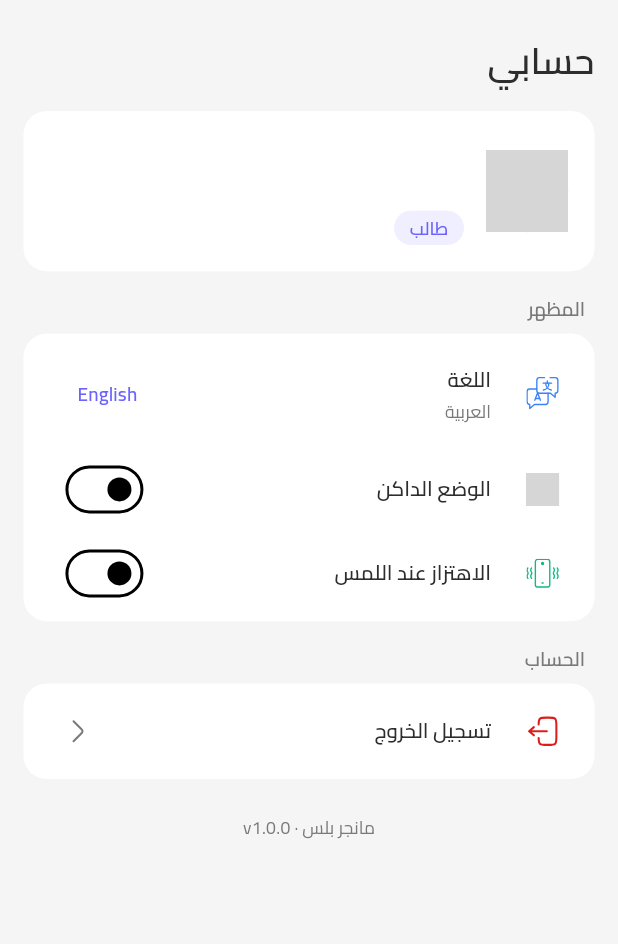
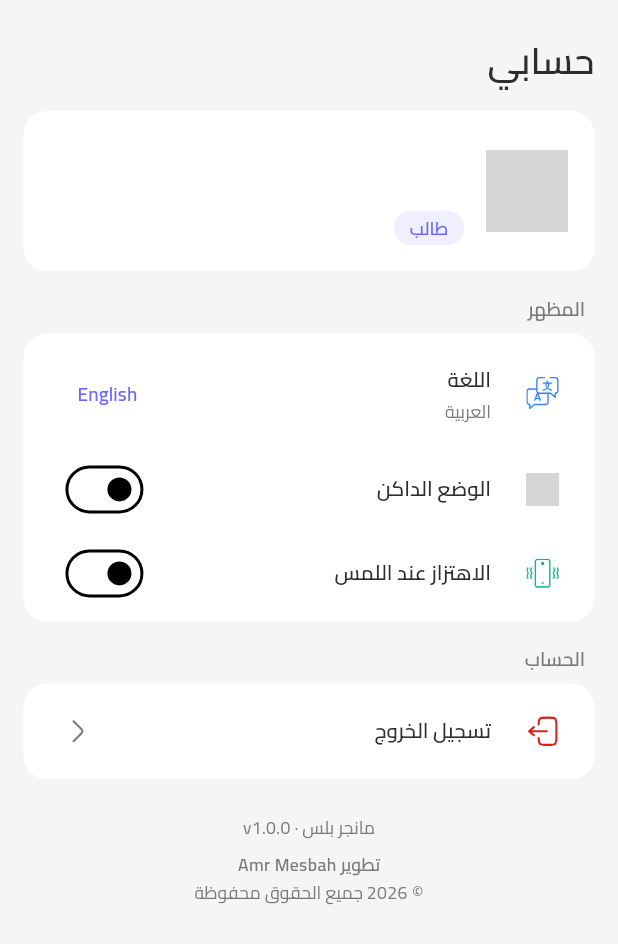
Before and after one commit to AmrMesbah82/manger-app, a Flutter app: the MobileSettingsScreen screen opened directly, after a tap on "العربية", on a phone screen of 412 x 824 dp. Shown: the top 944 px of the screen. Run offline on Flutter 3.47's test engine with Material 3 defaults, Android fonts, the phone set to English and light mode, and no system bars; our stand-ins replace cloud_firestore, dartz, file_picker, firebase_auth, firebase_core, firebase_storage and 9 more; missing offline and left inert: flex_color_picker, syncfusion_flutter_pdfviewer; accounts and stored records are empty; statements that could not run were skipped; project files that could hold a hidden picture were left out; grey boxes are pictures that could not be loaded.

Commit message:
Add 'Powered by Amr Mesbah' copyright footer to sign-in and settings

```diff
--- /dev/null
+++ b/lib/core/custom/112-powered_by_footer.dart
@@ -0,0 +1,45 @@
+/// Module: core / custom
+///
+///*************************** FILE INFO ****************************///
+/// File Name: 112-powered_by_footer.dart
+/// Purpose: Declares `PoweredByFooter` — the "Powered by Amr Mesbah" /
+///          copyright line shown on the sign-in screen and at the bottom of
+///          every role's settings page.
+/// Author: Amr Mesbah
+/// Created: 18/9/2026
+
+import 'package:flutter/material.dart';
+
+import 'package:manger_plus/core/theme/app_colors.dart';
+import 'package:manger_plus/core/theme/app_theme.dart';
+
+class PoweredByFooter extends StatelessWidget {
+  const PoweredByFooter({super.key, this.color});
+
+  /// Text colour; defaults to the secondary text colour.
+  final Color? color;
+
+  @override
+  Widget build(BuildContext context) {
+    final bool arabic = Localizations.localeOf(context).languageCode == 'ar';
+    final int year = DateTime.now().year;
+    final Color c = color ?? AppColors.secondaryText;
+
+    return Column(
+      mainAxisSize: MainAxisSize.min,
+      children: <Widget>[
+        Text(
+          arabic ? 'تطوير Amr Mesbah' : 'Powered by Amr Mesbah',
+          textAlign: TextAlign.center,
+          style: StyleText.fontSize12Weight600.copyWith(color: c),
+        ),
+        const SizedBox(height: 2),
+        Text(
+          arabic ? '© $year جميع الحقوق محفوظة' : '© $year All rights reserved',
+          textAlign: TextAlign.center,
+          style: StyleText.fontSize12Weight400.copyWith(color: c),
+        ),
+      ],
+    );
+  }
+}
--- a/lib/features/onboarding/o2_authentication/presentation/ui/pages/sign_in_screen.dart
+++ b/lib/features/onboarding/o2_authentication/presentation/ui/pages/sign_in_screen.dart
@@ -26,6 +26,7 @@ import 'package:manger_plus/features/onboarding/o2_authentication/presentation/c
 import 'package:manger_plus/features/onboarding/o2_authentication/presentation/ui/widgets/brand_mark.dart';
 import 'package:manger_plus/generated/l10n.dart';
 import 'package:manger_plus/core/custom/111-app_svg_icon.dart';
+import 'package:manger_plus/core/custom/112-powered_by_footer.dart';
 
 class SignInScreen extends StatelessWidget {
   const SignInScreen({super.key});
@@ -355,6 +356,8 @@ class _SignInForm extends StatelessWidget {
                 style: StyleText.fontSize12Weight400
                     .copyWith(color: AppColors.secondaryText),
               ),
+            SizedBox(height: 28.h),
+            const PoweredByFooter(),
           ],
         );
       },
--- a/lib/features/settings/se1_settings/presentation/ui/widgets/settings_body.dart
+++ b/lib/features/settings/se1_settings/presentation/ui/widgets/settings_body.dart
@@ -27,6 +27,7 @@ import 'package:manger_plus/features/onboarding/o2_authentication/domain/enums/u
 import 'package:manger_plus/features/onboarding/o2_authentication/presentation/controller/session_controller.dart';
 import 'package:manger_plus/generated/l10n.dart';
 import 'package:manger_plus/core/custom/111-app_svg_icon.dart';
+import 'package:manger_plus/core/custom/112-powered_by_footer.dart';
 
 class SettingsBody extends StatelessWidget {
   const SettingsBody({super.key});
@@ -184,6 +185,8 @@ class SettingsBody extends StatelessWidget {
               style: StyleText.fontSize12Weight400.copyWith(color: AppColors.secondaryText),
             ),
           ),
+          SizedBox(height: 8.h),
+          const PoweredByFooter(),
         ],
       );
     });
```
